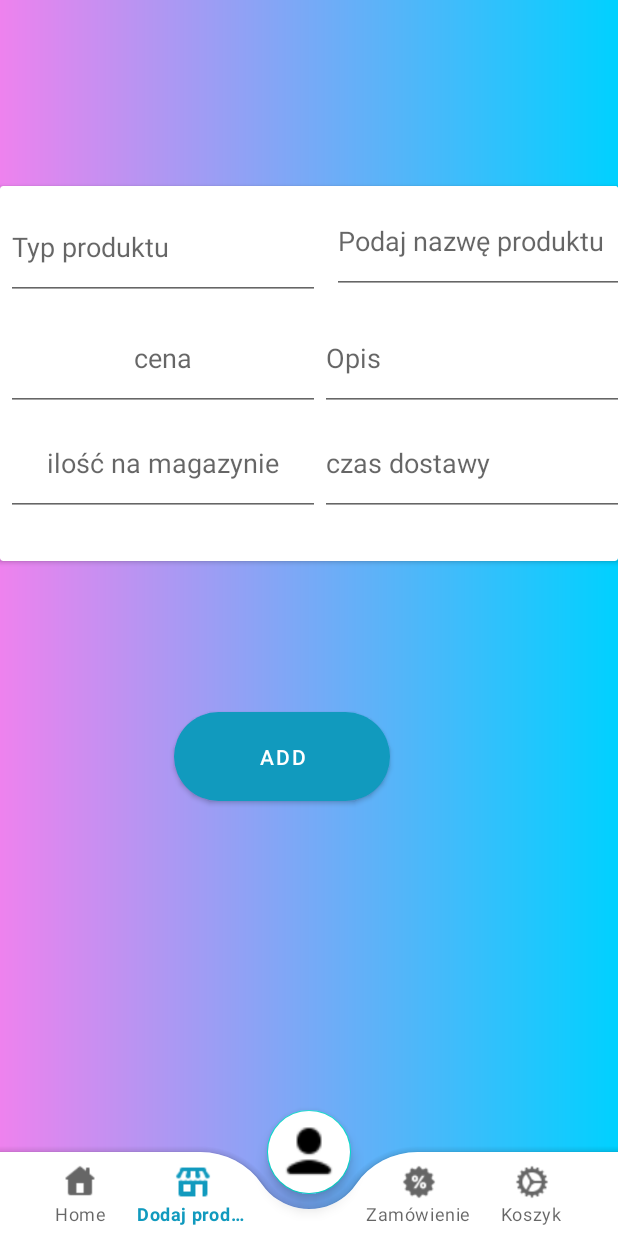
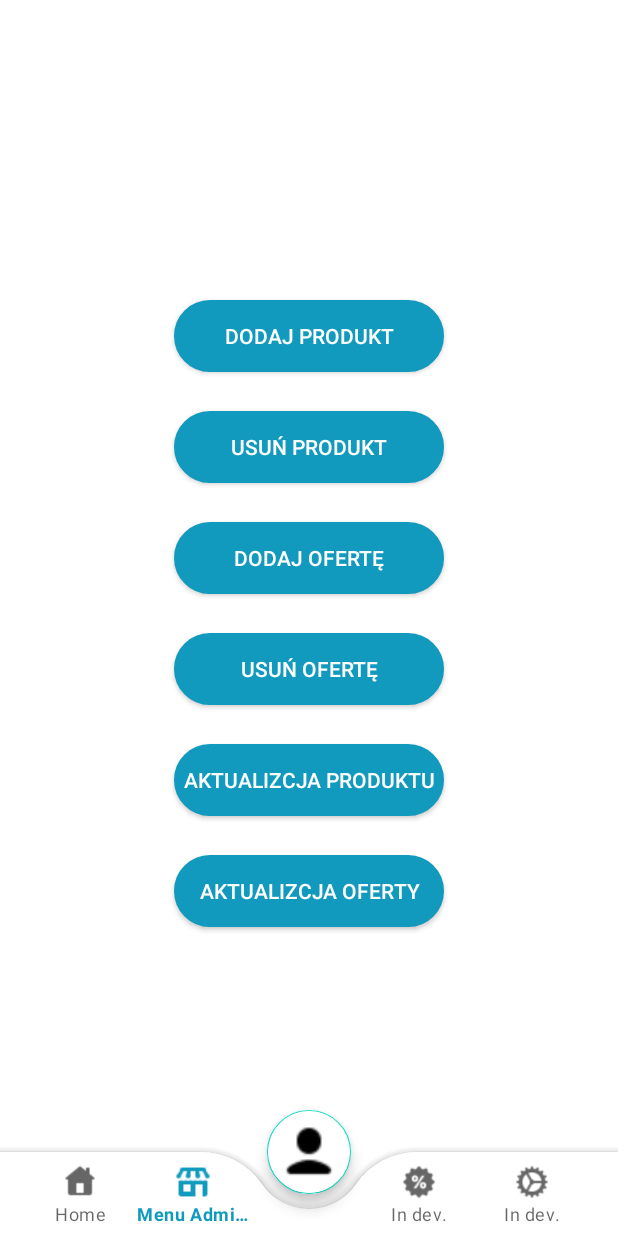
Before and after one commit to Timhello1/IOProject, an Android app: the AdminActivity screen opened directly, with no data from a screen before it, item 2 of the bottom bar chosen, on a phone screen of 412 x 824 dp. Run offline under Robolectric (Android 15) with nearby library versions, the phone set to English and light mode, and no system bars; our stand-ins replace Firebase (no records; nobody signed in at launch, a user with empty details on screens opened directly).

Commit message:
Admin Menu

```diff
--- a/app/src/main/java/com/example/ioproject/shop/AdminActivity.java
+++ b/app/src/main/java/com/example/ioproject/shop/AdminActivity.java
@@ -26,24 +26,18 @@ public class AdminActivity extends AppCompatActivity {
 
         BottomNavigationView bottomNavigationView = findViewById(R.id.bottomNavigationView);
         MenuItem shop  = bottomNavigationView.getMenu().findItem(R.id.shop);
-        shop.setTitle("Dodaj produkt");
+        shop.setTitle("Menu Admina");
         MenuItem discounts = bottomNavigationView.getMenu().findItem(R.id.discounts);
-        discounts.setTitle("Zamówienie");
+        discounts.setTitle("In dev.");
         MenuItem settings = bottomNavigationView.getMenu().findItem(R.id.settings);
-        settings.setTitle("Koszyk");
+        settings.setTitle("In dev.");
         bottomNavigationView.setOnItemSelectedListener(item -> {
             switch (item.getItemId()) {
                 case R.id.home:
-                    replaceFragment(new AddOfferFragment());
+                    replaceFragment(new HomeFragment());
                     break;
                 case R.id.shop:
-                    replaceFragment(new AddProductFragment());
-                    break;
-                case R.id.discounts:
-                    replaceFragment(new OrderMake());
-                    break;
-                case R.id.settings:
-                    replaceFragment(new Basket());
+                    replaceFragment(new AdminMenu());
                     break;
             }
 
--- a/app/src/main/java/com/example/ioproject/shop/AdminMenu.java
+++ b/app/src/main/java/com/example/ioproject/shop/AdminMenu.java
@@ -3,12 +3,19 @@ package com.example.ioproject.shop;
 import android.os.Bundle;
 
 import androidx.fragment.app.Fragment;
+import androidx.fragment.app.FragmentManager;
+import androidx.fragment.app.FragmentTransaction;
 
 import android.view.LayoutInflater;
 import android.view.View;
 import android.view.ViewGroup;
+import android.widget.Button;
 
 import com.example.ioproject.R;
+import com.example.ioproject.fragmentsForFutureUse.DeleteOffer;
+import com.example.ioproject.fragmentsForFutureUse.DeleteProduct;
+import com.example.ioproject.fragmentsForFutureUse.UpdateOffer;
+import com.example.ioproject.fragmentsForFutureUse.UpdateProduct;
 
 public class AdminMenu extends Fragment {
 
@@ -18,7 +25,76 @@ public class AdminMenu extends Fragment {
     @Override
     public View onCreateView(LayoutInflater inflater, ViewGroup container,
                              Bundle savedInstanceState) {
-        // Inflate the layout for this fragment
-        return inflater.inflate(R.layout.fragment_admin_menu, container, false);
+        View view = inflater.inflate(R.layout.fragment_admin_menu, container, false);
+
+        Button addProductButton = view.findViewById(R.id.add_product_button);
+        Button removeProductButton = view.findViewById(R.id.remove_product_button);
+        Button addOfferButton = view.findViewById(R.id.add_offer_button);
+        Button removeOfferButton = view.findViewById(R.id.remove_offer_button);
+        Button updateProductButton = view.findViewById(R.id.update_product_button);
+        Button updateOfferButton = view.findViewById(R.id.update_offer_button);
+
+        addProductButton.setOnClickListener(new View.OnClickListener() {
+            @Override
+            public void onClick(View v) {
+                // Przełącz się do innego fragmentu po kliknięciu przycisku "DODAJ PRODUKT"
+                Fragment fragment = new AddProductFragment();
+                replaceFragment(fragment);
+            }
+        });
+
+        removeProductButton.setOnClickListener(new View.OnClickListener() {
+            @Override
+            public void onClick(View v) {
+                // Przełącz się do innego fragmentu po kliknięciu przycisku "USUŃ PRODUKT"
+                Fragment fragment = new DeleteProduct();
+                replaceFragment(fragment);
+            }
+        });
+
+        addOfferButton.setOnClickListener(new View.OnClickListener() {
+            @Override
+            public void onClick(View v) {
+                // Przełącz się do innego fragmentu po kliknięciu przycisku "DODAJ OFERTĘ"
+                Fragment fragment = new AddOfferFragment();
+                replaceFragment(fragment);
+            }
+        });
+
+        removeOfferButton.setOnClickListener(new View.OnClickListener() {
+            @Override
+            public void onClick(View v) {
+                // Przełącz się do innego fragmentu po kliknięciu przycisku "USUŃ OFERTĘ"
+                Fragment fragment = new DeleteOffer();
+                replaceFragment(fragment);
+            }
+        });
+
+        updateProductButton.setOnClickListener(new View.OnClickListener() {
+            @Override
+            public void onClick(View v) {
+                // Przełącz się do innego fragmentu po kliknięciu przycisku "AKTUALIZACJA PRODUKTU"
+                Fragment fragment = new UpdateProduct();
+                replaceFragment(fragment);
+            }
+        });
+
+        updateOfferButton.setOnClickListener(new View.OnClickListener() {
+            @Override
+            public void onClick(View v) {
+                // Przełącz się do innego fragmentu po kliknięciu przycisku "AKTUALIZACJA OFERTY"
+                Fragment fragment = new UpdateOffer();
+                replaceFragment(fragment);
+            }
+        });
+
+        return view;
+    }
+
+    private void replaceFragment(Fragment fragment) {
+        FragmentManager fragmentManager = requireActivity().getSupportFragmentManager();
+        FragmentTransaction fragmentTransaction = fragmentManager.beginTransaction();
+        fragmentTransaction.replace(R.id.frame_layout, fragment);
+        fragmentTransaction.commit();
     }
 }
```
